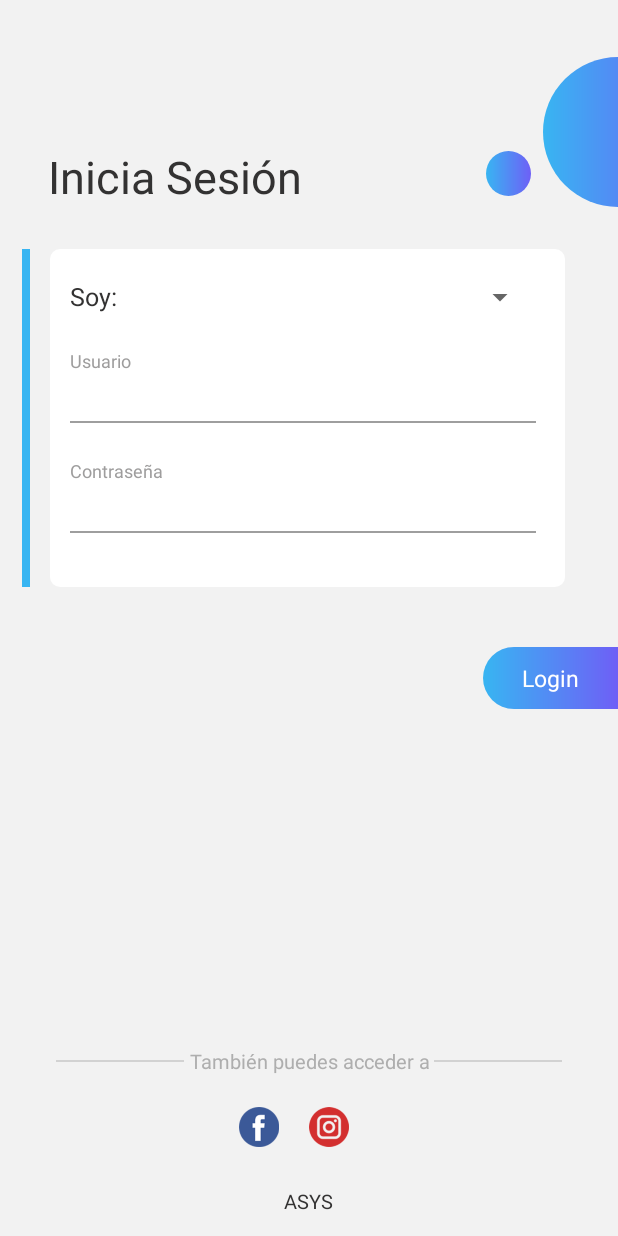
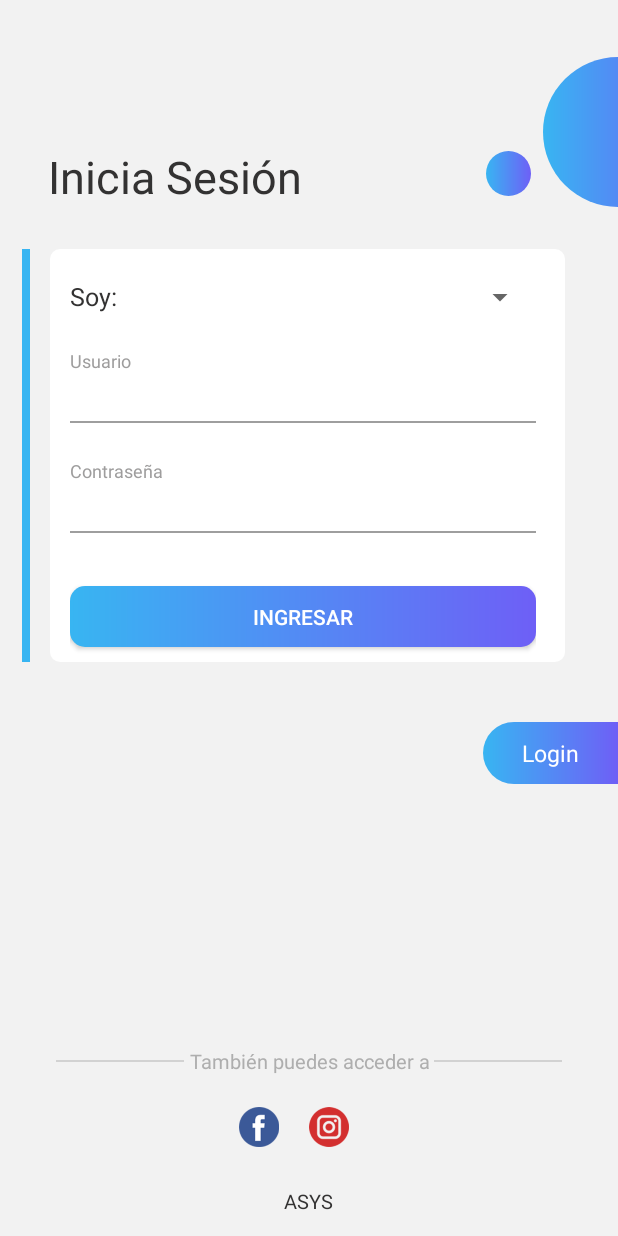
Before and after one commit to NicolasPCS/ASYS, an Android app: the layout activity_login.xml on its own in the app's theme, with its tools: preview values and no code run, on a phone screen of 412 x 824 dp. Run offline under Robolectric (Android 15) with nearby library versions, the phone set to English and light mode, and no system bars.

Commit message:
Login with Firebase connection

```diff
--- a/app/build.gradle
+++ b/app/build.gradle
@@ -1,5 +1,6 @@
 plugins {
     id 'com.android.application'
+    id 'com.google.gms.google-services'
 }
 
 android {
@@ -39,6 +40,7 @@ dependencies {
     implementation 'androidx.lifecycle:lifecycle-viewmodel-ktx:2.4.1'
     implementation 'androidx.navigation:navigation-fragment:2.4.1'
     implementation 'androidx.navigation:navigation-ui:2.4.1'
+    implementation 'com.google.firebase:firebase-auth:19.2.0'
     testImplementation 'junit:junit:4.13.2'
     androidTestImplementation 'androidx.test.ext:junit:1.1.3'
     androidTestImplementation 'androidx.test.espresso:espresso-core:3.4.0'
--- a/app/src/main/AndroidManifest.xml
+++ b/app/src/main/AndroidManifest.xml
@@ -16,7 +16,7 @@
             <intent-filter>
                 <action android:name="android.intent.action.MAIN" />
 
-                <category android:name="android.intent.category.DEFAULT" />
+                <category android:name="android.intent.category.LAUNCHER" />
             </intent-filter>
         </activity>
         <activity
@@ -36,7 +36,7 @@
             <intent-filter>
                 <action android:name="android.intent.action.MAIN" />
 
-                <category android:name="android.intent.category.LAUNCHER" />
+                <category android:name="android.intent.category.DEFAULT" />
             </intent-filter>
         </activity>
     </application>
--- /dev/null
+++ b/app/src/main/res/drawable/login_button.xml
@@ -0,0 +1,23 @@
+<?xml version="1.0" encoding="utf-8"?>
+<shape xmlns:android="http://schemas.android.com/apk/res/android" android:shape="rectangle" >
+    <corners
+        android:radius="10dp"
+        />
+    <gradient
+        android:angle="0"
+        android:centerX="35%"
+        android:startColor="#38b5f2"
+        android:endColor="#6e5ff6"
+        android:type="linear"
+        />
+    <padding
+        android:left="0dp"
+        android:top="0dp"
+        android:right="0dp"
+        android:bottom="0dp"
+        />
+    <size
+        android:width="266dp"
+        android:height="46dp"
+        />
+</shape>
--- a/app/src/main/res/layout/activity_login.xml
+++ b/app/src/main/res/layout/activity_login.xml
@@ -71,7 +71,7 @@
 
             <View
                 android:layout_width="5.6dp"
-                android:layout_height="225dp"
+                android:layout_height="275dp"
                 android:background="#38b5f2" />
 
             <LinearLayout
@@ -83,7 +83,7 @@
 
                 <LinearLayout
                     android:layout_width="match_parent"
-                    android:layout_height="225dp"
+                    android:layout_height="275dp"
                     android:layout_marginLeft="13dp"
                     android:layout_marginRight="19dp"
                     android:orientation="vertical">
@@ -106,7 +106,7 @@
                             android:id="@+id/spinnerSoy"
                             android:layout_width="match_parent"
                             android:layout_height="wrap_content"
-                            android:layout_marginStart="10dp"/>
+                            android:layout_marginStart="10dp" />
 
                     </LinearLayout>
 
@@ -121,10 +121,10 @@
 
 
                     <EditText
+                        android:id="@+id/loginUsuario"
                         android:layout_width="match_parent"
                         android:layout_height="wrap_content"
                         android:background="@android:color/transparent"
-                        android:maxLength="10"
                         android:maxLines="1"
                         android:paddingTop="5dp"
                         android:textColorHint="#333232"
@@ -157,11 +157,11 @@
 
 
                         <EditText
+                            android:id="@+id/loginContrasena"
                             android:layout_width="match_parent"
                             android:layout_height="wrap_content"
                             android:background="@android:color/transparent"
                             android:inputType="textPassword"
-                            android:maxLength="10"
                             android:maxLines="1"
                             android:textColor="#333232"
                             android:textCursorDrawable="@drawable/cursor_color"
@@ -176,6 +176,16 @@
                         android:layout_marginTop="5dp"
                         android:layout_marginBottom="35dp"
                         android:background="#9e9e9e" />
+
+                    <Button
+                        android:id="@+id/btnLogin"
+                        android:layout_width="match_parent"
+                        android:layout_height="wrap_content"
+                        android:layout_marginBottom="10dp"
+                        android:layout_weight="1"
+                        android:background="@drawable/login_button"
+                        android:text="INGRESAR"
+                        android:textColor="@color/white" />
 
                 </LinearLayout>
 
--- a/app/src/main/res/navigation/mobile_navigation.xml
+++ b/app/src/main/res/navigation/mobile_navigation.xml
@@ -17,9 +17,4 @@
         android:label="@string/logout"
         tools:layout="@layout/fragment_gallery" />
 
-    <fragment
-        android:id="@+id/nav_slideshow"
-        android:name="com.example.asys.ui.slideshow.SlideshowFragment"
-        android:label="@string/menu_slideshow"
-        tools:layout="@layout/fragment_slideshow" />
 </navigation>
```
Also changed, not shown: app/src/main/java/com/example/asys/MainActivity.java (+42 -1 lines), app/src/main/java/com/example/asys/landing/Start_Activity.java (+9 -11 lines), app/src/main/java/com/example/asys/login/LoginActivity.java (+83 -5 lines), app/src/main/res/layout/fragment_slideshow.xml (deleted, +0 -22 lines), build.gradle (+7 -3 lines).
